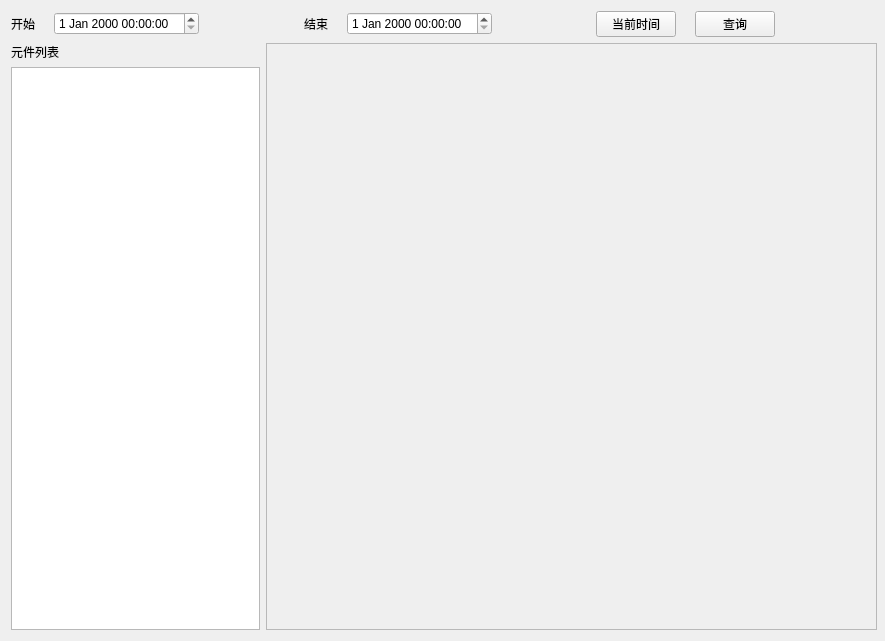
The window that curve.ui (yusp75/plc-recorder) describes before a commit, drawn with Qt 5.
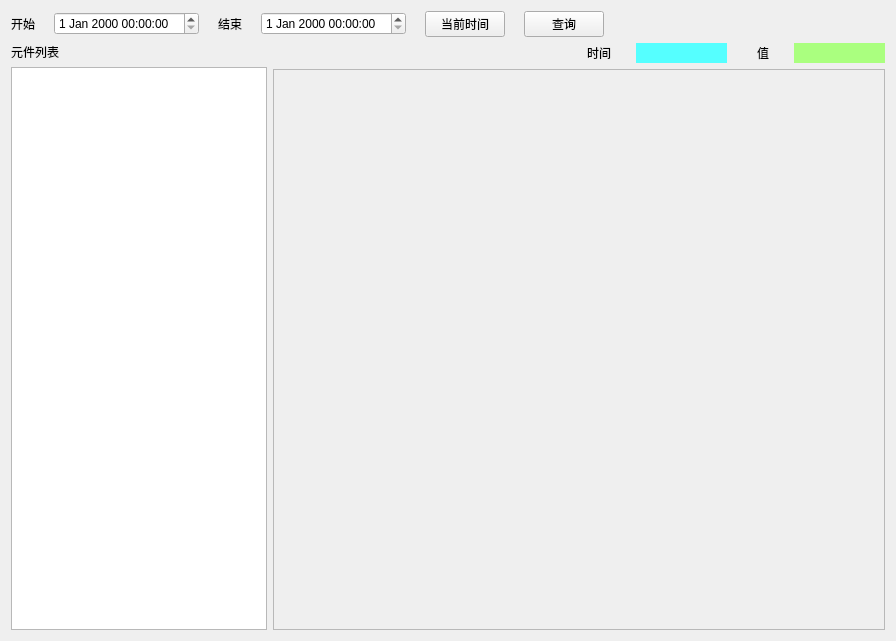
The same window after the commit.

Diff of the .ui file:
```diff
--- a/curve.ui
+++ b/curve.ui
@@ -6,7 +6,7 @@
    <rect>
     <x>0</x>
     <y>0</y>
-    <width>885</width>
+    <width>896</width>
     <height>641</height>
    </rect>
   </property>
@@ -25,10 +25,8 @@
   <property name="windowTitle">
    <string>Form</string>
   </property>
-  <layout class="QGridLayout" name="gridLayout_2">
+  <layout class="QGridLayout" name="gridLayout_3">
    <item row="0" column="0">
-    <layout class="QVBoxLayout" name="verticalLayout_3">
-     <item>
       <layout class="QGridLayout" name="gridLayout">
        <item row="0" column="0">
         <widget class="QLabel" name="label">
@@ -106,7 +104,7 @@
           <enum>Qt::Horizontal</enum>
          </property>
          <property name="sizeType">
-          <enum>QSizePolicy::Expanding</enum>
+        <enum>QSizePolicy::Fixed</enum>
          </property>
          <property name="sizeHint" stdset="0">
           <size>
@@ -188,6 +186,9 @@
          <property name="orientation">
           <enum>Qt::Horizontal</enum>
          </property>
+       <property name="sizeType">
+        <enum>QSizePolicy::Expanding</enum>
+       </property>
          <property name="sizeHint" stdset="0">
           <size>
            <width>13</width>
@@ -201,6 +202,9 @@
          <property name="orientation">
           <enum>Qt::Horizontal</enum>
          </property>
+       <property name="sizeType">
+        <enum>QSizePolicy::Fixed</enum>
+       </property>
          <property name="sizeHint" stdset="0">
           <size>
            <width>13</width>
@@ -230,7 +234,7 @@
        </item>
       </layout>
      </item>
-     <item>
+   <item row="1" column="0">
       <layout class="QHBoxLayout" name="horizontalLayout">
        <item>
         <layout class="QVBoxLayout" name="verticalLayout">
@@ -278,11 +282,132 @@
         </layout>
        </item>
        <item>
+      <layout class="QGridLayout" name="gridLayout_2">
+       <item row="0" column="0">
+        <spacer name="horizontalSpacer_3">
+         <property name="orientation">
+          <enum>Qt::Horizontal</enum>
+         </property>
+         <property name="sizeHint" stdset="0">
+          <size>
+           <width>308</width>
+           <height>20</height>
+          </size>
+         </property>
+        </spacer>
+       </item>
+       <item row="0" column="1">
+        <widget class="QLabel" name="label_4">
+         <property name="text">
+          <string>时间</string>
+         </property>
+        </widget>
+       </item>
+       <item row="0" column="2">
+        <spacer name="horizontalSpacer_8">
+         <property name="orientation">
+          <enum>Qt::Horizontal</enum>
+         </property>
+         <property name="sizeType">
+          <enum>QSizePolicy::Fixed</enum>
+         </property>
+         <property name="sizeHint" stdset="0">
+          <size>
+           <width>13</width>
+           <height>20</height>
+          </size>
+         </property>
+        </spacer>
+       </item>
+       <item row="0" column="3">
+        <widget class="QLabel" name="value_x">
+         <property name="sizePolicy">
+          <sizepolicy hsizetype="Expanding" vsizetype="Preferred">
+           <horstretch>0</horstretch>
+           <verstretch>0</verstretch>
+          </sizepolicy>
+         </property>
+         <property name="minimumSize">
+          <size>
+           <width>90</width>
+           <height>16</height>
+          </size>
+         </property>
+         <property name="styleSheet">
+          <string notr="true">background-color: rgb(85, 255, 255);</string>
+         </property>
+         <property name="text">
+          <string/>
+         </property>
+        </widget>
+       </item>
+       <item row="0" column="4">
+        <spacer name="horizontalSpacer_10">
+         <property name="orientation">
+          <enum>Qt::Horizontal</enum>
+         </property>
+         <property name="sizeType">
+          <enum>QSizePolicy::Fixed</enum>
+         </property>
+         <property name="sizeHint" stdset="0">
+          <size>
+           <width>18</width>
+           <height>20</height>
+          </size>
+         </property>
+        </spacer>
+       </item>
+       <item row="0" column="5">
+        <widget class="QLabel" name="label_6">
+         <property name="text">
+          <string>值</string>
+         </property>
+        </widget>
+       </item>
+       <item row="0" column="6">
+        <spacer name="horizontalSpacer_9">
+         <property name="orientation">
+          <enum>Qt::Horizontal</enum>
+         </property>
+         <property name="sizeType">
+          <enum>QSizePolicy::Fixed</enum>
+         </property>
+         <property name="sizeHint" stdset="0">
+          <size>
+           <width>13</width>
+           <height>20</height>
+          </size>
+         </property>
+        </spacer>
+       </item>
+       <item row="0" column="7">
+        <widget class="QLabel" name="value_y_2">
+         <property name="sizePolicy">
+          <sizepolicy hsizetype="Expanding" vsizetype="Preferred">
+           <horstretch>0</horstretch>
+           <verstretch>0</verstretch>
+          </sizepolicy>
+         </property>
+         <property name="minimumSize">
+          <size>
+           <width>90</width>
+           <height>16</height>
+          </size>
+         </property>
+         <property name="styleSheet">
+          <string notr="true">background-color: rgb(170, 255, 127);</string>
+         </property>
+         <property name="text">
+          <string/>
+         </property>
+        </widget>
+       </item>
+       <item row="1" column="0" colspan="8">
         <widget class="QScrollArea" name="scroll">
          <property name="minimumSize">
           <size>
            <width>611</width>
-           <height>581</height>
+           <height>531</height>
           </size>
          </property>
          <property name="widgetResizable">
@@ -294,7 +419,7 @@
             <x>0</x>
             <y>0</y>
             <width>609</width>
-            <height>586</height>
+            <height>560</height>
            </rect>
           </property>
           <layout class="QVBoxLayout" name="verticalLayout_2">
```
Lines whose indentation alone changed are shown as unchanged.
